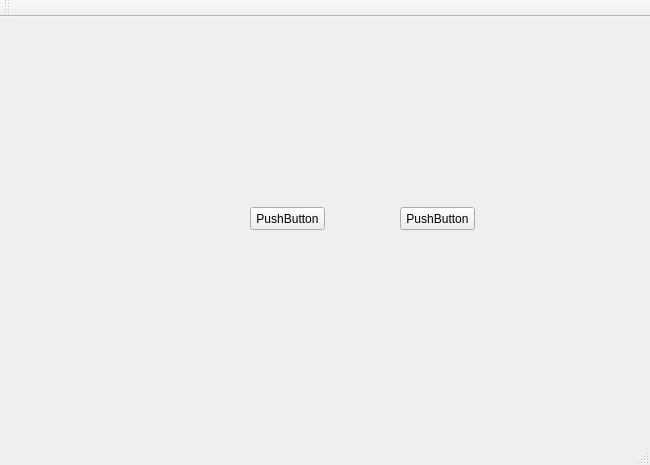
Before: the Qt Designer form mainwindow.ui in adigyran/FestService, drawn with Qt 5.
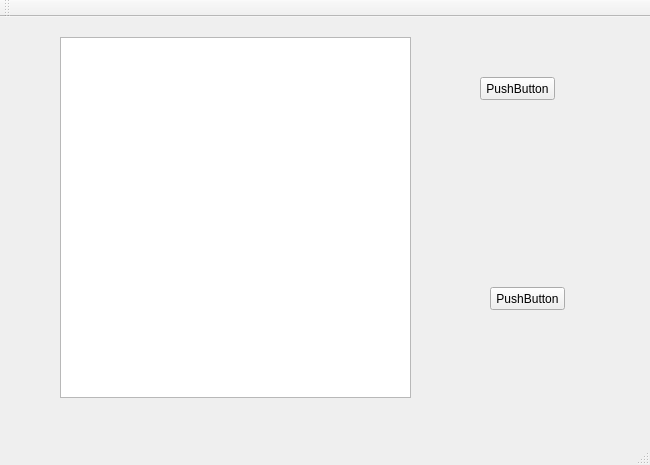
After: the same form once the commit is applied.

```diff
--- a/mainwindow.ui
+++ b/mainwindow.ui
@@ -17,8 +17,8 @@
    <widget class="QPushButton" name="pushButton">
     <property name="geometry">
      <rect>
-      <x>250</x>
-      <y>190</y>
+      <x>480</x>
+      <y>60</y>
       <width>75</width>
       <height>23</height>
      </rect>
@@ -30,8 +30,8 @@
    <widget class="QPushButton" name="pushButton_2">
     <property name="geometry">
      <rect>
-      <x>400</x>
-      <y>190</y>
+      <x>490</x>
+      <y>270</y>
       <width>75</width>
       <height>23</height>
      </rect>
@@ -40,6 +40,16 @@
      <string>PushButton</string>
     </property>
    </widget>
+   <widget class="QTextEdit" name="textEdit">
+    <property name="geometry">
+     <rect>
+      <x>60</x>
+      <y>20</y>
+      <width>351</width>
+      <height>361</height>
+     </rect>
+    </property>
+   </widget>
    <zorder>pushButton_2</zorder>
    <zorder>pushButton</zorder>
   </widget>
```
Left out of the diff: 1 changed line with no effect on the pictures.
